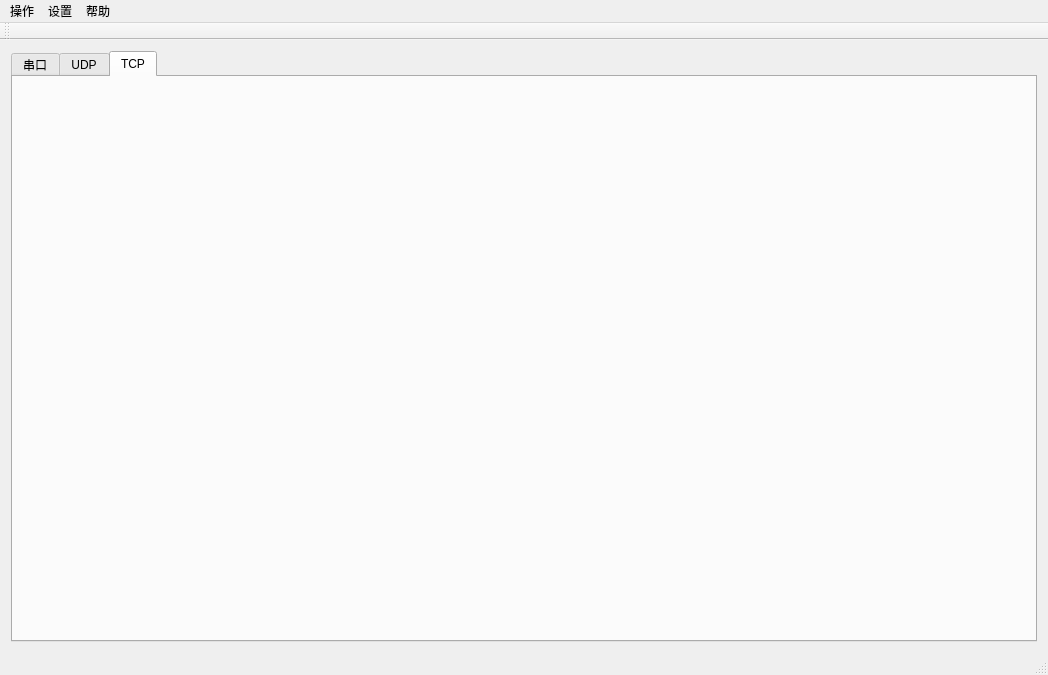
Before: the Qt Designer form mainwindow.ui in tongxuenihao/qtMulti-functionTool, drawn with Qt 5.
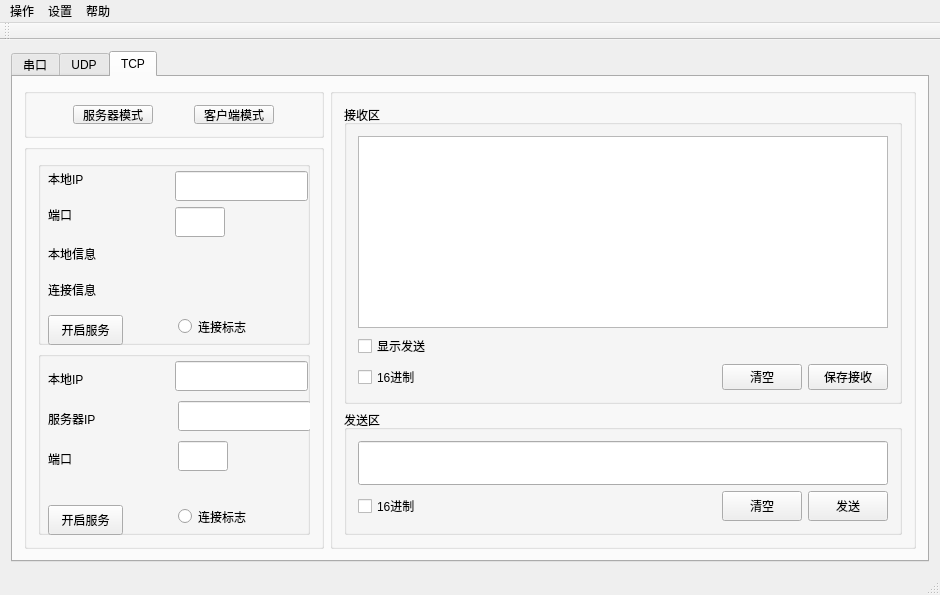
After: the same form once the commit is applied. The open tabs and pages were chosen to show the change.

Commit message: add tcp server&client function

```diff
--- a/mainwindow.ui
+++ b/mainwindow.ui
@@ -6,8 +6,8 @@
    <rect>
     <x>0</x>
     <y>0</y>
-    <width>1048</width>
-    <height>675</height>
+    <width>940</width>
+    <height>595</height>
    </rect>
   </property>
   <property name="windowTitle">
@@ -830,6 +830,646 @@
        <attribute name="title">
         <string>TCP</string>
        </attribute>
+       <layout class="QGridLayout" name="gridLayout_11">
+        <item row="0" column="0">
+         <widget class="QGroupBox" name="groupBox_14">
+          <property name="sizePolicy">
+           <sizepolicy hsizetype="Expanding" vsizetype="Expanding">
+            <horstretch>0</horstretch>
+            <verstretch>0</verstretch>
+           </sizepolicy>
+          </property>
+          <property name="maximumSize">
+           <size>
+            <width>300</width>
+            <height>50</height>
+           </size>
+          </property>
+          <property name="title">
+           <string/>
+          </property>
+          <layout class="QGridLayout" name="gridLayout_12">
+           <item row="0" column="1">
+            <widget class="QPushButton" name="pushButton_12">
+             <property name="sizePolicy">
+              <sizepolicy hsizetype="Expanding" vsizetype="Expanding">
+               <horstretch>0</horstretch>
+               <verstretch>0</verstretch>
+              </sizepolicy>
+             </property>
+             <property name="maximumSize">
+              <size>
+               <width>80</width>
+               <height>50</height>
+              </size>
+             </property>
+             <property name="text">
+              <string>客户端模式</string>
+             </property>
+            </widget>
+           </item>
+           <item row="0" column="0">
+            <widget class="QPushButton" name="pushButton_11">
+             <property name="sizePolicy">
+              <sizepolicy hsizetype="Expanding" vsizetype="Expanding">
+               <horstretch>0</horstretch>
+               <verstretch>0</verstretch>
+              </sizepolicy>
+             </property>
+             <property name="maximumSize">
+              <size>
+               <width>80</width>
+               <height>30</height>
+              </size>
+             </property>
+             <property name="text">
+              <string>服务器模式</string>
+             </property>
+            </widget>
+           </item>
+          </layout>
+         </widget>
+        </item>
+        <item row="0" column="1" rowspan="2">
+         <widget class="QGroupBox" name="groupBox_9">
+          <property name="sizePolicy">
+           <sizepolicy hsizetype="Expanding" vsizetype="Expanding">
+            <horstretch>0</horstretch>
+            <verstretch>0</verstretch>
+           </sizepolicy>
+          </property>
+          <property name="maximumSize">
+           <size>
+            <width>16777215</width>
+            <height>16777215</height>
+           </size>
+          </property>
+          <property name="title">
+           <string/>
+          </property>
+          <layout class="QGridLayout" name="gridLayout_14">
+           <item row="0" column="0">
+            <widget class="QGroupBox" name="groupBox_12">
+             <property name="sizePolicy">
+              <sizepolicy hsizetype="Expanding" vsizetype="Expanding">
+               <horstretch>0</horstretch>
+               <verstretch>0</verstretch>
+              </sizepolicy>
+             </property>
+             <property name="title">
+              <string>接收区</string>
+             </property>
+             <property name="alignment">
+              <set>Qt::AlignLeading|Qt::AlignLeft|Qt::AlignTop</set>
+             </property>
+             <layout class="QGridLayout" name="gridLayout_9">
+              <item row="2" column="2">
+               <widget class="QPushButton" name="pushButton_15">
+                <property name="sizePolicy">
+                 <sizepolicy hsizetype="Expanding" vsizetype="Expanding">
+                  <horstretch>0</horstretch>
+                  <verstretch>0</verstretch>
+                 </sizepolicy>
+                </property>
+                <property name="maximumSize">
+                 <size>
+                  <width>80</width>
+                  <height>30</height>
+                 </size>
+                </property>
+                <property name="text">
+                 <string>清空</string>
+                </property>
+               </widget>
+              </item>
+              <item row="2" column="0">
+               <widget class="QCheckBox" name="checkBox_11">
+                <property name="sizePolicy">
+                 <sizepolicy hsizetype="Expanding" vsizetype="Expanding">
+                  <horstretch>0</horstretch>
+                  <verstretch>0</verstretch>
+                 </sizepolicy>
+                </property>
+                <property name="maximumSize">
+                 <size>
+                  <width>16777215</width>
+                  <height>30</height>
+                 </size>
+                </property>
+                <property name="text">
+                 <string>16进制</string>
+                </property>
+               </widget>
+              </item>
+              <item row="0" column="0" colspan="4">
+               <widget class="QTextBrowser" name="textBrowser_3">
+                <property name="sizePolicy">
+                 <sizepolicy hsizetype="Expanding" vsizetype="Expanding">
+                  <horstretch>0</horstretch>
+                  <verstretch>0</verstretch>
+                 </sizepolicy>
+                </property>
+                <property name="minimumSize">
+                 <size>
+                  <width>0</width>
+                  <height>0</height>
+                 </size>
+                </property>
+                <property name="maximumSize">
+                 <size>
+                  <width>16777215</width>
+                  <height>16777215</height>
+                 </size>
+                </property>
+                <property name="layoutDirection">
+                 <enum>Qt::RightToLeft</enum>
+                </property>
+               </widget>
+              </item>
+              <item row="2" column="3">
+               <widget class="QPushButton" name="pushButton_16">
+                <property name="sizePolicy">
+                 <sizepolicy hsizetype="Expanding" vsizetype="Expanding">
+                  <horstretch>0</horstretch>
+                  <verstretch>0</verstretch>
+                 </sizepolicy>
+                </property>
+                <property name="maximumSize">
+                 <size>
+                  <width>80</width>
+                  <height>30</height>
+                 </size>
+                </property>
+                <property name="text">
+                 <string>保存接收</string>
+                </property>
+               </widget>
+              </item>
+              <item row="1" column="0">
+               <widget class="QCheckBox" name="checkBox_12">
+                <property name="sizePolicy">
+                 <sizepolicy hsizetype="Expanding" vsizetype="Expanding">
+                  <horstretch>0</horstretch>
+                  <verstretch>0</verstretch>
+                 </sizepolicy>
+                </property>
+                <property name="maximumSize">
+                 <size>
+                  <width>80</width>
+                  <height>30</height>
+                 </size>
+                </property>
+                <property name="text">
+                 <string>显示发送</string>
+                </property>
+               </widget>
+              </item>
+             </layout>
+            </widget>
+           </item>
+           <item row="1" column="0">
+            <widget class="QGroupBox" name="groupBox_13">
+             <property name="sizePolicy">
+              <sizepolicy hsizetype="Expanding" vsizetype="Expanding">
+               <horstretch>0</horstretch>
+               <verstretch>0</verstretch>
+              </sizepolicy>
+             </property>
+             <property name="maximumSize">
+              <size>
+               <width>16777215</width>
+               <height>200</height>
+              </size>
+             </property>
+             <property name="title">
+              <string>发送区</string>
+             </property>
+             <layout class="QGridLayout" name="gridLayout_10">
+              <item row="3" column="1">
+               <widget class="QPushButton" name="pushButton_17">
+                <property name="sizePolicy">
+                 <sizepolicy hsizetype="Preferred" vsizetype="Expanding">
+                  <horstretch>0</horstretch>
+                  <verstretch>0</verstretch>
+                 </sizepolicy>
+                </property>
+                <property name="maximumSize">
+                 <size>
+                  <width>80</width>
+                  <height>30</height>
+                 </size>
+                </property>
+                <property name="text">
+                 <string>清空</string>
+                </property>
+               </widget>
+              </item>
+              <item row="0" column="0" colspan="3">
+               <widget class="QLineEdit" name="lineEdit_15">
+                <property name="sizePolicy">
+                 <sizepolicy hsizetype="Ignored" vsizetype="Expanding">
+                  <horstretch>0</horstretch>
+                  <verstretch>0</verstretch>
+                 </sizepolicy>
+                </property>
+               </widget>
+              </item>
+              <item row="3" column="0">
+               <widget class="QCheckBox" name="checkBox_13">
+                <property name="sizePolicy">
+                 <sizepolicy hsizetype="Preferred" vsizetype="Expanding">
+                  <horstretch>0</horstretch>
+                  <verstretch>0</verstretch>
+                 </sizepolicy>
+                </property>
+                <property name="minimumSize">
+                 <size>
+                  <width>50</width>
+                  <height>0</height>
+                 </size>
+                </property>
+                <property name="maximumSize">
+                 <size>
+                  <width>16777215</width>
+                  <height>30</height>
+                 </size>
+                </property>
+                <property name="layoutDirection">
+                 <enum>Qt::LeftToRight</enum>
+                </property>
+                <property name="text">
+                 <string>16进制</string>
+                </property>
+               </widget>
+              </item>
+              <item row="3" column="2">
+               <widget class="QPushButton" name="pushButton_21">
+                <property name="maximumSize">
+                 <size>
+                  <width>80</width>
+                  <height>30</height>
+                 </size>
+                </property>
+                <property name="text">
+                 <string>发送</string>
+                </property>
+               </widget>
+              </item>
+             </layout>
+            </widget>
+           </item>
+          </layout>
+         </widget>
+        </item>
+        <item row="1" column="0">
+         <widget class="QGroupBox" name="groupBox_8">
+          <property name="sizePolicy">
+           <sizepolicy hsizetype="Expanding" vsizetype="Expanding">
+            <horstretch>0</horstretch>
+            <verstretch>0</verstretch>
+           </sizepolicy>
+          </property>
+          <property name="maximumSize">
+           <size>
+            <width>300</width>
+            <height>16777215</height>
+           </size>
+          </property>
+          <property name="title">
+           <string/>
+          </property>
+          <layout class="QGridLayout" name="gridLayout_13">
+           <item row="0" column="0">
+            <widget class="QGroupBox" name="groupBox_10">
+             <property name="sizePolicy">
+              <sizepolicy hsizetype="Expanding" vsizetype="Expanding">
+               <horstretch>0</horstretch>
+               <verstretch>0</verstretch>
+              </sizepolicy>
+             </property>
+             <property name="title">
+              <string/>
+             </property>
+             <widget class="QLabel" name="label_8">
+              <property name="geometry">
+               <rect>
+                <x>10</x>
+                <y>10</y>
+                <width>36</width>
+                <height>16</height>
+               </rect>
+              </property>
+              <property name="maximumSize">
+               <size>
+                <width>100</width>
+                <height>200</height>
+               </size>
+              </property>
+              <property name="text">
+               <string>本地IP</string>
+              </property>
+             </widget>
+             <widget class="QLabel" name="label_11">
+              <property name="geometry">
+               <rect>
+                <x>10</x>
+                <y>46</y>
+                <width>24</width>
+                <height>16</height>
+               </rect>
+              </property>
+              <property name="text">
+               <string>端口</string>
+              </property>
+             </widget>
+             <widget class="QLabel" name="label_13">
+              <property name="geometry">
+               <rect>
+                <x>10</x>
+                <y>118</y>
+                <width>200</width>
+                <height>21</height>
+               </rect>
+              </property>
+              <property name="sizePolicy">
+               <sizepolicy hsizetype="Expanding" vsizetype="Expanding">
+                <horstretch>0</horstretch>
+                <verstretch>0</verstretch>
+               </sizepolicy>
+              </property>
+              <property name="maximumSize">
+               <size>
+                <width>200</width>
+                <height>30</height>
+               </size>
+              </property>
+              <property name="text">
+               <string>连接信息</string>
+              </property>
+             </widget>
+             <widget class="QPushButton" name="pushButton_13">
+              <property name="geometry">
+               <rect>
+                <x>10</x>
+                <y>154</y>
+                <width>75</width>
+                <height>30</height>
+               </rect>
+              </property>
+              <property name="sizePolicy">
+               <sizepolicy hsizetype="Expanding" vsizetype="Expanding">
+                <horstretch>0</horstretch>
+                <verstretch>0</verstretch>
+               </sizepolicy>
+              </property>
+              <property name="maximumSize">
+               <size>
+                <width>80</width>
+                <height>30</height>
+               </size>
+              </property>
+              <property name="text">
+               <string>开启服务</string>
+              </property>
+             </widget>
+             <widget class="QLineEdit" name="lineEdit_8">
+              <property name="geometry">
+               <rect>
+                <x>137</x>
+                <y>10</y>
+                <width>133</width>
+                <height>30</height>
+               </rect>
+              </property>
+              <property name="maximumSize">
+               <size>
+                <width>150</width>
+                <height>30</height>
+               </size>
+              </property>
+             </widget>
+             <widget class="QLineEdit" name="lineEdit_9">
+              <property name="geometry">
+               <rect>
+                <x>137</x>
+                <y>46</y>
+                <width>50</width>
+                <height>30</height>
+               </rect>
+              </property>
+              <property name="sizePolicy">
+               <sizepolicy hsizetype="Expanding" vsizetype="Expanding">
+                <horstretch>0</horstretch>
+                <verstretch>0</verstretch>
+               </sizepolicy>
+              </property>
+              <property name="maximumSize">
+               <size>
+                <width>50</width>
+                <height>30</height>
+               </size>
+              </property>
+             </widget>
+             <widget class="QLabel" name="label_12">
+              <property name="geometry">
+               <rect>
+                <x>10</x>
+                <y>82</y>
+                <width>200</width>
+                <height>21</height>
+               </rect>
+              </property>
+              <property name="sizePolicy">
+               <sizepolicy hsizetype="Expanding" vsizetype="Expanding">
+                <horstretch>0</horstretch>
+                <verstretch>0</verstretch>
+               </sizepolicy>
+              </property>
+              <property name="maximumSize">
+               <size>
+                <width>200</width>
+                <height>30</height>
+               </size>
+              </property>
+              <property name="text">
+               <string>本地信息</string>
+              </property>
+             </widget>
+             <widget class="QRadioButton" name="radioButton">
+              <property name="geometry">
+               <rect>
+                <x>140</x>
+                <y>150</y>
+                <width>89</width>
+                <height>31</height>
+               </rect>
+              </property>
+              <property name="text">
+               <string>连接标志</string>
+              </property>
+             </widget>
+            </widget>
+           </item>
+           <item row="1" column="0">
+            <widget class="QGroupBox" name="groupBox_11">
+             <property name="sizePolicy">
+              <sizepolicy hsizetype="Expanding" vsizetype="Expanding">
+               <horstretch>0</horstretch>
+               <verstretch>0</verstretch>
+              </sizepolicy>
+             </property>
+             <property name="title">
+              <string/>
+             </property>
+             <widget class="QLabel" name="label_14">
+              <property name="geometry">
+               <rect>
+                <x>10</x>
+                <y>20</y>
+                <width>36</width>
+                <height>16</height>
+               </rect>
+              </property>
+              <property name="maximumSize">
+               <size>
+                <width>100</width>
+                <height>200</height>
+               </size>
+              </property>
+              <property name="text">
+               <string>本地IP</string>
+              </property>
+             </widget>
+             <widget class="QLabel" name="label_16">
+              <property name="geometry">
+               <rect>
+                <x>10</x>
+                <y>100</y>
+                <width>24</width>
+                <height>16</height>
+               </rect>
+              </property>
+              <property name="text">
+               <string>端口</string>
+              </property>
+             </widget>
+             <widget class="QPushButton" name="pushButton_14">
+              <property name="geometry">
+               <rect>
+                <x>10</x>
+                <y>154</y>
+                <width>75</width>
+                <height>30</height>
+               </rect>
+              </property>
+              <property name="sizePolicy">
+               <sizepolicy hsizetype="Expanding" vsizetype="Expanding">
+                <horstretch>0</horstretch>
+                <verstretch>0</verstretch>
+               </sizepolicy>
+              </property>
+              <property name="maximumSize">
+               <size>
+                <width>80</width>
+                <height>30</height>
+               </size>
+              </property>
+              <property name="text">
+               <string>开启服务</string>
+              </property>
+             </widget>
+             <widget class="QLineEdit" name="lineEdit_10">
+              <property name="geometry">
+               <rect>
+                <x>137</x>
+                <y>10</y>
+                <width>133</width>
+                <height>30</height>
+               </rect>
+              </property>
+              <property name="maximumSize">
+               <size>
+                <width>150</width>
+                <height>30</height>
+               </size>
+              </property>
+             </widget>
+             <widget class="QLineEdit" name="lineEdit_11">
+              <property name="geometry">
+               <rect>
+                <x>140</x>
+                <y>90</y>
+                <width>50</width>
+                <height>30</height>
+               </rect>
+              </property>
+              <property name="sizePolicy">
+               <sizepolicy hsizetype="Expanding" vsizetype="Expanding">
+                <horstretch>0</horstretch>
+                <verstretch>0</verstretch>
+               </sizepolicy>
+              </property>
+              <property name="maximumSize">
+               <size>
+                <width>50</width>
+                <height>30</height>
+               </size>
+              </property>
+             </widget>
+             <widget class="QLineEdit" name="lineEdit_14">
+              <property name="geometry">
+               <rect>
+                <x>140</x>
+                <y>50</y>
+                <width>133</width>
+                <height>30</height>
+               </rect>
+              </property>
+              <property name="maximumSize">
+               <size>
+                <width>150</width>
+                <height>30</height>
+               </size>
+              </property>
+             </widget>
+             <widget class="QLabel" name="label_17">
+              <property name="geometry">
+               <rect>
+                <x>10</x>
+                <y>60</y>
+                <width>61</width>
+                <height>16</height>
+               </rect>
+              </property>
+              <property name="maximumSize">
+               <size>
+                <width>100</width>
+                <height>200</height>
+               </size>
+              </property>
+              <property name="text">
+               <string>服务器IP</string>
+              </property>
+             </widget>
+             <widget class="QRadioButton" name="radioButton_2">
+              <property name="geometry">
+               <rect>
+                <x>140</x>
+                <y>150</y>
+                <width>89</width>
+                <height>31</height>
+               </rect>
+              </property>
+              <property name="text">
+               <string>连接标志</string>
+              </property>
+             </widget>
+            </widget>
+           </item>
+          </layout>
+         </widget>
+        </item>
+       </layout>
       </widget>
      </widget>
     </item>
@@ -840,7 +1480,7 @@
     <rect>
      <x>0</x>
      <y>0</y>
-     <width>1048</width>
+     <width>940</width>
      <height>23</height>
     </rect>
    </property>
```
Left out of the diff: 2 changed lines with no effect on the pictures. The commit also changes 2 other files.
